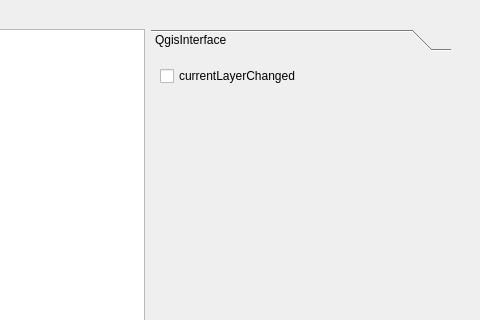
Qt form examples/foss4g2011_example3/ui_foss4g2011_example3.ui (cugos/qgisworkshop_org) before a commit; both pictures show x 381 to 861 and y 0 to 320 of the 861 by 686 pixel window.
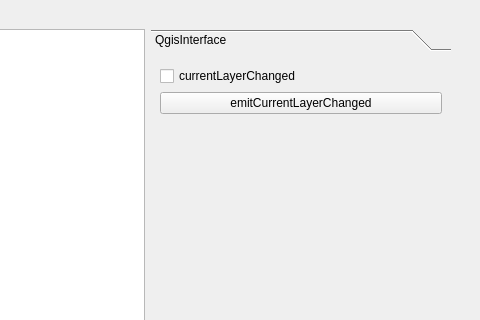
The same form after that commit.

Commit message: create button on example 3 that emits a currentLayerChanged

The edit to the form file:
```diff
--- a/examples/foss4g2011_example3/ui_foss4g2011_example3.ui
+++ b/examples/foss4g2011_example3/ui_foss4g2011_example3.ui
@@ -60,6 +60,13 @@
                      </property>
                     </widget>
                    </item>
+                   <item>
+                    <widget class="QPushButton" name="emitCurrentLayerChanged">
+                     <property name="text">
+                      <string>emitCurrentLayerChanged</string>
+                     </property>
+                    </widget>
+                   </item>
                    <item>
                     <spacer name="verticalSpacer">
                      <property name="orientation">
```
Left out of the diff: 4 changed lines with no effect on the pictures. The commit also changes 1 other file.
